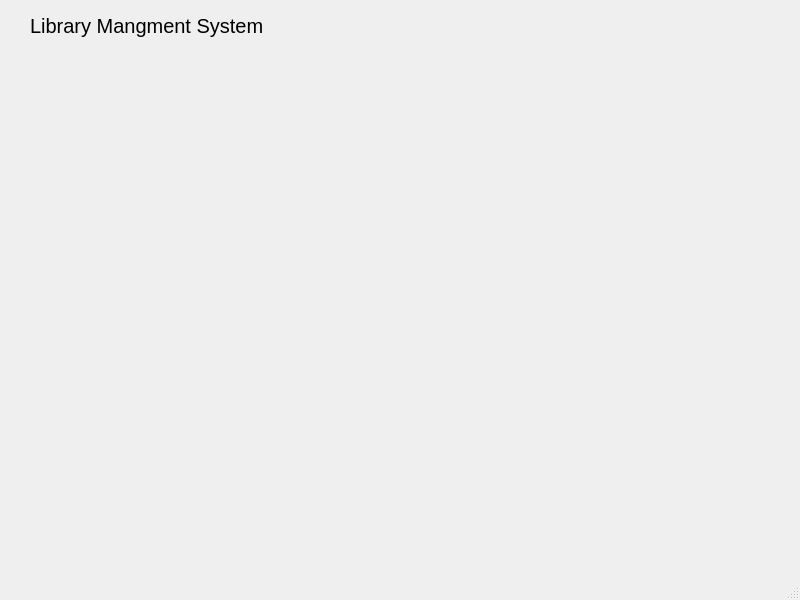
Old version of the form qt6/kdabyv/library/library/mainwindow.ui in the repository danizalm05/cpp.
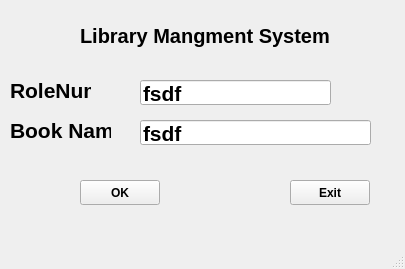
New version of the form.

Diff of the .ui file:
```diff
--- a/qt6/kdabyv/library/library/mainwindow.ui
+++ b/qt6/kdabyv/library/library/mainwindow.ui
@@ -6,10 +6,16 @@
    <rect>
     <x>0</x>
     <y>0</y>
-    <width>800</width>
-    <height>600</height>
+    <width>405</width>
+    <height>269</height>
    </rect>
   </property>
+  <property name="font">
+   <font>
+    <italic>false</italic>
+    <bold>true</bold>
+   </font>
+  </property>
   <property name="windowTitle">
    <string>MainWindow</string>
   </property>
@@ -17,8 +23,8 @@
    <widget class="QLabel" name="Titlelabel">
     <property name="geometry">
      <rect>
-      <x>30</x>
-      <y>10</y>
+      <x>80</x>
+      <y>20</y>
       <width>251</width>
       <height>31</height>
      </rect>
@@ -33,6 +39,112 @@
      <string>Library Mangment System</string>
     </property>
    </widget>
+   <widget class="QLabel" name="RoleNumlabel">
+    <property name="geometry">
+     <rect>
+      <x>10</x>
+      <y>80</y>
+      <width>81</width>
+      <height>21</height>
+     </rect>
+    </property>
+    <property name="font">
+     <font>
+      <pointsize>16</pointsize>
+      <italic>false</italic>
+      <bold>true</bold>
+     </font>
+    </property>
+    <property name="text">
+     <string>RoleNum:</string>
+    </property>
+   </widget>
+   <widget class="QLabel" name="booknamelabel">
+    <property name="geometry">
+     <rect>
+      <x>10</x>
+      <y>120</y>
+      <width>101</width>
+      <height>21</height>
+     </rect>
+    </property>
+    <property name="font">
+     <font>
+      <pointsize>16</pointsize>
+      <italic>false</italic>
+      <bold>true</bold>
+     </font>
+    </property>
+    <property name="text">
+     <string>Book Name</string>
+    </property>
+   </widget>
+   <widget class="QLineEdit" name="RoleNumLineEdit">
+    <property name="geometry">
+     <rect>
+      <x>140</x>
+      <y>80</y>
+      <width>191</width>
+      <height>25</height>
+     </rect>
+    </property>
+    <property name="font">
+     <font>
+      <pointsize>16</pointsize>
+      <italic>false</italic>
+      <bold>true</bold>
+     </font>
+    </property>
+    <property name="text">
+     <string>fsdf</string>
+    </property>
+   </widget>
+   <widget class="QLineEdit" name="BookNameLineEdit">
+    <property name="geometry">
+     <rect>
+      <x>140</x>
+      <y>120</y>
+      <width>231</width>
+      <height>25</height>
+     </rect>
+    </property>
+    <property name="font">
+     <font>
+      <pointsize>16</pointsize>
+      <italic>false</italic>
+      <bold>true</bold>
+     </font>
+    </property>
+    <property name="text">
+     <string>fsdf</string>
+    </property>
+   </widget>
+   <widget class="QPushButton" name="OKpushButton">
+    <property name="geometry">
+     <rect>
+      <x>80</x>
+      <y>180</y>
+      <width>80</width>
+      <height>25</height>
+     </rect>
+    </property>
+    <property name="text">
+     <string>OK</string>
+    </property>
+   </widget>
+   <widget class="QPushButton" name="ExitpushButton">
+    <property name="geometry">
+     <rect>
+      <x>290</x>
+      <y>180</y>
+      <width>80</width>
+      <height>25</height>
+     </rect>
+    </property>
+    <property name="text">
+     <string>Exit</string>
+    </property>
+   </widget>
   </widget>
   <widget class="QMenuBar" name="menubar">
    <property name="geometry">
```
Left out of the diff: 4 changed lines with no effect on the pictures.
